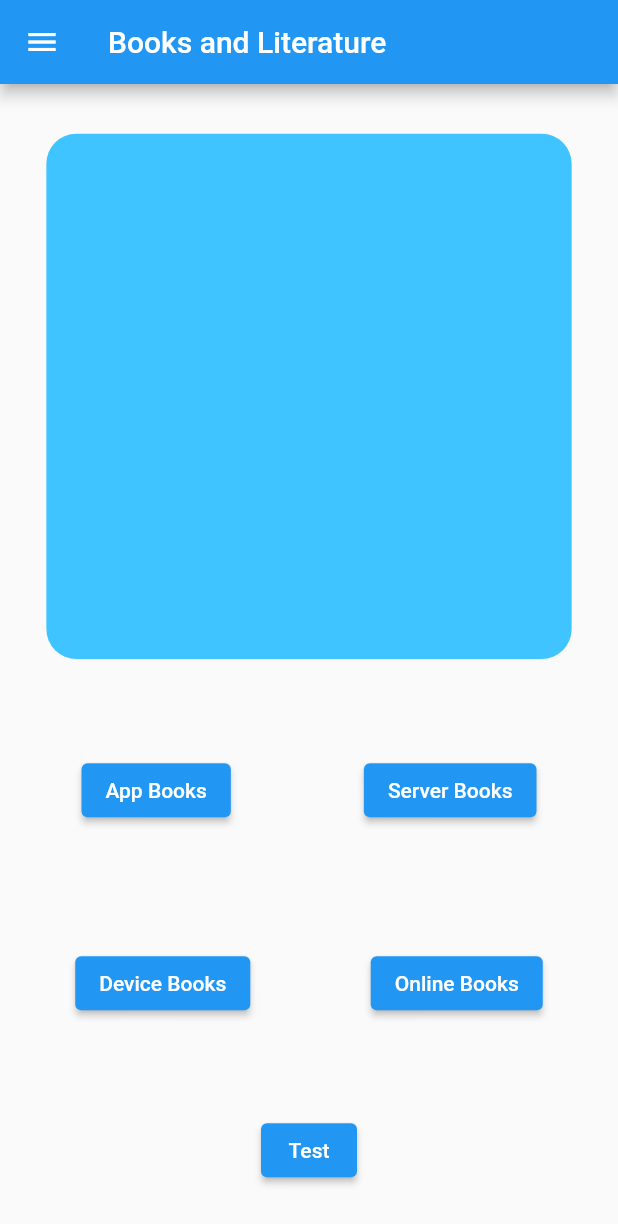
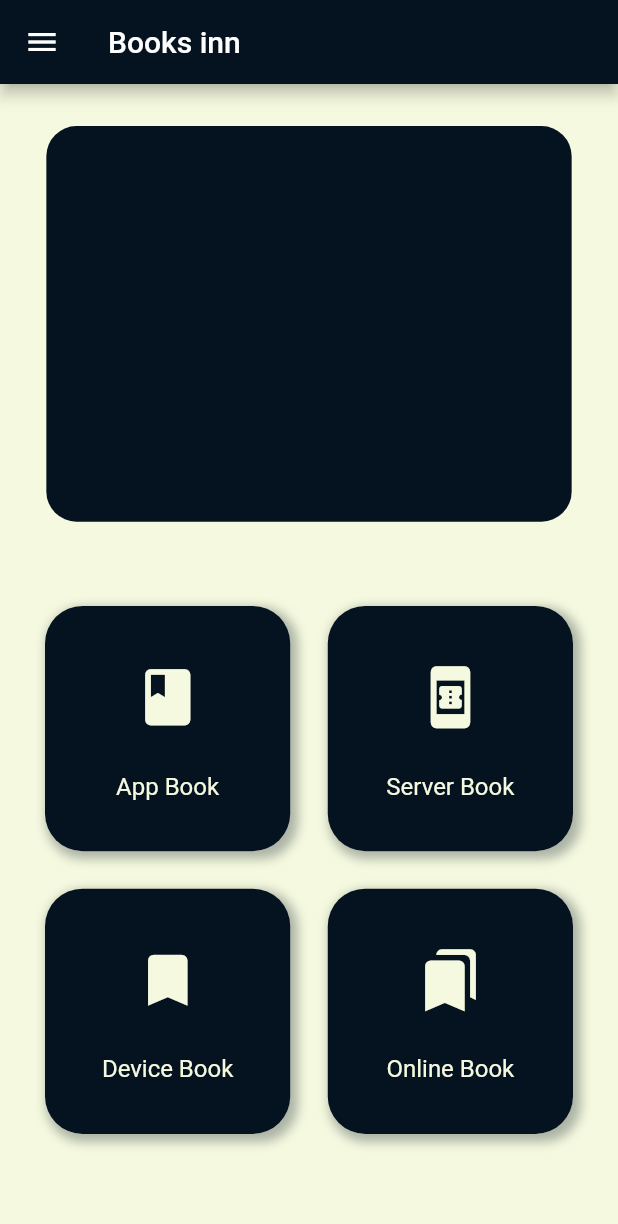
Before and after one commit to SimoHimo/Books-Inn, a Flutter app: the screen it shows after launch, on a phone screen of 412 x 824 dp. Shown: the top 1224 px of the screen. Run offline on Flutter 3.47's test engine with Material 2 defaults, Android fonts, the phone set to English and light mode, and no system bars; our stand-ins replace file_picker, firebase_core, firebase_storage; missing offline and left inert: flutter_pdfview; accounts and stored records are empty.

Commit message:
Added Custom Button added link page , changed color

```diff
--- a/lib/Screens/HomeScreen.dart
+++ /dev/null
@@ -1,110 +0,0 @@
-import 'package:flutter/material.dart';
-
-import 'assetbooks.dart';
-import '../api/pdf_api.dart';
-import 'pdf_viewer.dart';
-
-class Myhomepage extends StatefulWidget {
-  const Myhomepage({Key? key}) : super(key: key);
-
-  @override
-  State<Myhomepage> createState() => _MyhomepageState();
-}
-
-class _MyhomepageState extends State<Myhomepage> {
-  @override
-  Widget build(BuildContext context) {
-    void openPDF(BuildContext context, file) => Navigator.of(context).push(
-        MaterialPageRoute(builder: (context) => PDFViewerPage(file: file)));
-
-    var height = (MediaQuery.of(context).size.height) / 100;
-    var width = (MediaQuery.of(context).size.width) / 100;
-
-    return Scaffold(
-        drawer: Drawer(
-          child: Column(
-            children: [
-              SizedBox(
-                height: 100,
-              ),
-              Text("data"),
-              Text("data"),
-              Text("data"),
-              Text("data"),
-            ],
-          ),
-        ),
-        appBar: AppBar(
-          title: const Text("Books and Literature"),
-        ),
-        body: Padding(
-          padding: const EdgeInsets.all(10.0),
-          child: Column(
-            crossAxisAlignment: CrossAxisAlignment.center,
-            mainAxisAlignment: MainAxisAlignment.spaceAround,
-            children: [
-              Container(
-                height: width * 85,
-                width: width * 85,
-                decoration: BoxDecoration(
-                  borderRadius: BorderRadius.circular(20.0),
-                  color: Colors.lightBlueAccent,
-                ),
-              ),
-              SizedBox(
-                height: height * 10,
-                child: Row(
-                  crossAxisAlignment: CrossAxisAlignment.center,
-                  mainAxisAlignment: MainAxisAlignment.spaceAround,
-                  children: [
-                    ElevatedButton(
-                        onPressed: () {
-                          Navigator.pushNamed(context, "/assetbooks");
-                        },
-                        child: Text("App Books")),
-                    ElevatedButton(
-                        onPressed: () {
-                          Navigator.pushNamed(context, "/firebasebooks");
-                        },
-                        child: const Text("Server Books")),
-                  ],
-                ),
-              ),
-              SizedBox(
-                height: height * 10,
-                child: Row(
-                  crossAxisAlignment: CrossAxisAlignment.center,
-                  mainAxisAlignment: MainAxisAlignment.spaceAround,
-                  children: [
-                    ElevatedButton(
-                        onPressed: () async {
-                          final file = await PDFApi.pickFile();
-                          if (file == null) return;
-                          openPDF(context, file);
-                        },
-                        child: const Text("Device Books")),
-                    ElevatedButton(
-                        onPressed: () async {
-                          final url =
-                              "https://maggiemcneill.files.wordpress.com/2012/04/the-complete-sherlock-holmes.pdf";
-                          final file = await PDFApi.loadFromNetwork(url);
-                          openPDF(context, file);
-                        },
-                        child: Text("Online Books")),
-                  ],
-                ),
-              ),
-              ElevatedButton(
-                  onPressed: () {
-                    Navigator.push(
-                      context,
-                      MaterialPageRoute(
-                          builder: (context) => const AssetBooks()),
-                    );
-                  },
-                  child: Text("Test"))
-            ],
-          ),
-        ));
-  }
-}
--- a/lib/Screens/assetbooks.dart
+++ b/lib/Screens/assetbooks.dart
@@ -1,4 +1,4 @@
-import 'dart:io';
+
 import 'package:flutter/material.dart';
 import 'package:path/path.dart';
 import '../api/pdf_api.dart';
--- /dev/null
+++ b/lib/Screens/homescreen.dart
@@ -0,0 +1,160 @@
+import 'package:flutter/material.dart';
+
+import '../buttons.dart';
+import 'assetbooks.dart';
+import '../api/pdf_api.dart';
+import 'pdf_viewer.dart';
+
+class Myhomepage extends StatefulWidget {
+  const Myhomepage({Key? key}) : super(key: key);
+
+  @override
+  State<Myhomepage> createState() => _MyhomepageState();
+}
+
+class _MyhomepageState extends State<Myhomepage> {
+  @override
+  Widget build(BuildContext context) {
+    void openPDF(BuildContext context, file) => Navigator.of(context).push(
+        MaterialPageRoute(builder: (context) => PDFViewerPage(file: file)));
+
+    var height = (MediaQuery.of(context).size.height) / 100;
+    var width = (MediaQuery.of(context).size.width) / 100;
+    Color lightcolor = Color(0xfff5f9df);
+    Color darkcolor = Color(0xff051320);
+
+    return Scaffold(
+        backgroundColor: lightcolor,
+        drawer: Drawer(
+          backgroundColor: lightcolor,
+          child: ListView(
+            children: [],
+          ),
+        ),
+        appBar: AppBar(
+          backgroundColor: darkcolor,
+          title: const Text("Books inn"),
+        ),
+        body: Padding(
+          padding: const EdgeInsets.all(10.0),
+          child: Column(
+            crossAxisAlignment: CrossAxisAlignment.center,
+            mainAxisAlignment: MainAxisAlignment.spaceAround,
+            children: [
+              Container(
+                height: height*32,
+                width: width * 85,
+                decoration: BoxDecoration(
+                  borderRadius: BorderRadius.circular(20.0),
+                  color: darkcolor,
+                ),
+              ),
+              Container(
+                height: height * 50,
+                child: GridView.count(
+                  physics: NeverScrollableScrollPhysics(),
+                  primary: false,
+                  padding: const EdgeInsets.all(20),
+                  crossAxisSpacing: 25,
+                  mainAxisSpacing: 25,
+                  crossAxisCount: 2,
+                  children: <Widget>[
+                    InkButton(
+                        height: height,
+                        width: width,
+                        icon: Icons.book,
+                        name: "App Book",
+                        onTap: () {
+                          Navigator.pushNamed(context, "/assetbooks");
+                        }),
+                    InkButton(
+                        height: height,
+                        width: width,
+                        icon: Icons.book_online,
+                        name: "Server Book",
+                        onTap: () {
+                          Navigator.pushNamed(context, "/firebasebooks");
+                        }),
+                    InkButton(
+                      height: height,
+                      width: width,
+                      icon: Icons.bookmark,
+                      name: "Device Book",
+                      onTap: () async {
+                        final file = await PDFApi.pickFile();
+                        if (file == null) return;
+                        openPDF(context, file);
+                      },
+                    ),
+                    InkButton(
+                        height: height,
+                        width: width,
+                        icon: Icons.bookmarks,
+                        name: "Online Book",
+                        onTap: () {
+                          Navigator.pushNamed(context, "/networkbooks");
+                        }),
+                  ],
+                ),
+              )
+
+              // SizedBox(
+              //   height: height * 10,
+              //   child: Row(
+              //     crossAxisAlignment: CrossAxisAlignment.center,
+              //     mainAxisAlignment: MainAxisAlignment.spaceAround,
+              //     children: [
+              //       ElevatedButton(
+              //           onPressed: () {
+              //             Navigator.pushNamed(context, "/assetbooks");
+              //           },
+              //           child: Text("App Books")),
+              //       ElevatedButton(
+              //           onPressed: () {
+              //             Navigator.pushNamed(context, "/firebasebooks");
+              //           },
+              //           child: const Text("Server Books")),
+              //     ],
+              //   ),
+              // ),
+              // SizedBox(
+              //   height: height * 10,
+              //   child: Row(
+              //     crossAxisAlignment: CrossAxisAlignment.center,
+              //     mainAxisAlignment: MainAxisAlignment.spaceAround,
+              //     children: [
+              //       ElevatedButton(
+              //           onPressed: () async {
+              //             final file = await PDFApi.pickFile();
+              //             if (file == null) return;
+              //             openPDF(context, file);
+              //           },
+              //           child: const Text("Device Books")),
+              //       ElevatedButton(
+              //           onPressed: () async {
+              //             // final url =
+              //             //     "https://maggiemcneill.files.wordpress.com/2012/04/the-complete-sherlock-holmes.pdf";
+              //             // final file = await PDFApi.loadFromNetwork(url);
+              //             // openPDF(context, file);
+              //
+              //             Navigator.pushNamed(context, "/networkbooks");
+              //           },
+              //           child: Text("Online Books")),
+              //     ],
+              //   ),
+              // ),
+              //
+            ],
+          ),
+        ));
+  }
+}
+// InkButton(
+// height: height,
+// width: width,
+// name: "test",
+// icon: Icons.ac_unit_rounded,
+// onTap: () {
+// Navigator.pushNamed(context, "/assetbooks");
+// },
+// )
--- /dev/null
+++ b/lib/Screens/networkscreen.dart
@@ -0,0 +1,46 @@
+import 'package:flutter/material.dart';
+
+import 'assetbooks.dart';
+
+class NetworkBooks extends StatefulWidget {
+  const NetworkBooks({Key? key}) : super(key: key);
+
+  @override
+  State<NetworkBooks> createState() => _NetworkBooksState();
+}
+
+class _NetworkBooksState extends State<NetworkBooks> {
+  @override
+  Widget build(BuildContext context) {
+    return Scaffold(
+      appBar: AppBar(),
+      body: SizedBox(
+        height: 300,
+        width: 800,
+        child: Column(
+          crossAxisAlignment: CrossAxisAlignment.center,
+          mainAxisAlignment: MainAxisAlignment.center,
+          children: [
+            TextFormField(
+              decoration: InputDecoration(labelText: "Enter Book Link"),
+            ),
+
+
+
+            ElevatedButton(
+                onPressed: () {
+                  Navigator.push(
+                    context,
+                    MaterialPageRoute(
+                        builder: (context) => const AssetBooks()),
+                  );
+                },
+                child: Text("Test"))
+
+          ],
+
+        ),
+      ),
+    );
+  }
+}
--- /dev/null
+++ b/lib/buttons.dart
@@ -0,0 +1,68 @@
+import 'package:flutter/material.dart';
+
+class InkButton extends StatelessWidget {
+   InkButton({
+    Key? key,
+    required this.height,
+    required this.width,
+    required this.icon,
+    required this.name,
+    required this.onTap
+  }) : super(key: key);
+
+  VoidCallback onTap;
+
+  final double height;
+  final double width;
+  final IconData icon;
+  final String name;
+
+  @override
+  Widget build(BuildContext context) {
+    const Color textColor = Color(0xfff5f9df);
+    const Color buttonColor = Color(0xff051320);
+
+    return Container(
+      height: height*15,
+      width: width*35,
+      decoration: BoxDecoration(
+        boxShadow:  [
+          BoxShadow(
+            color: buttonColor.withOpacity(0.3),
+            offset: const Offset(
+              3.0,
+              3.0,
+            ),
+            blurRadius: 5.0,
+            spreadRadius: 2.0,
+          ), //BoxShadow
+          const BoxShadow(
+            color: textColor,
+            offset: Offset(0.0, 0.0),
+            blurRadius: 0.0,
+            spreadRadius: 0.0,
+          ), //BoxShadow
+        ],
+        borderRadius: BorderRadius.circular(25.0),
+        color: buttonColor,
+
+      ),
+      child: InkWell(
+        onTap: onTap,
+        child: Padding(
+          padding: const EdgeInsets.fromLTRB(0, 25, 0, 20),
+          child: Column(
+            mainAxisAlignment: MainAxisAlignment.spaceAround,
+            crossAxisAlignment: CrossAxisAlignment.center,
+            children:<Widget>[
+              Icon(icon,color: textColor,size: 45,),
+              Text(name,style: TextStyle(color: textColor,fontSize: 16),)
+
+
+            ],
+          ),
+        ),
+      ),
+    );
+  }
+}
--- a/lib/main.dart
+++ b/lib/main.dart
@@ -1,10 +1,11 @@
-import 'package:books_and_literature/Screens/HomeScreen.dart';
-import 'package:books_and_literature/Screens/LoadScreen.dart';
+import 'package:books_and_literature/Screens/homescreen.dart';
+import 'package:books_and_literature/Screens/loadscreen.dart';
 import 'package:books_and_literature/Screens/assetbooks.dart';
 import 'package:books_and_literature/Screens/firebase.dart';
 import 'package:books_and_literature/Screens/pdf_viewer.dart';
 import 'package:firebase_core/firebase_core.dart';
 import 'package:flutter/material.dart';
+import 'Screens/networkscreen.dart';
 import 'api/pdf_api.dart';
 
 void main()async {
@@ -25,6 +26,7 @@ class Myapp extends StatelessWidget {
         "/assetbooks": (context)=> AssetBooks(),
         "/loadscreen": (context)=> LoadScreen(),
         "/firebasebooks": (context)=> FirebaseBooks(),
+        "/networkbooks": (context)=> NetworkBooks(),
 
       },
     );
```
Also changed, not shown: lib/Screens/loadscreen.dart (renamed from lib/Screens/LoadScreen.dart).
